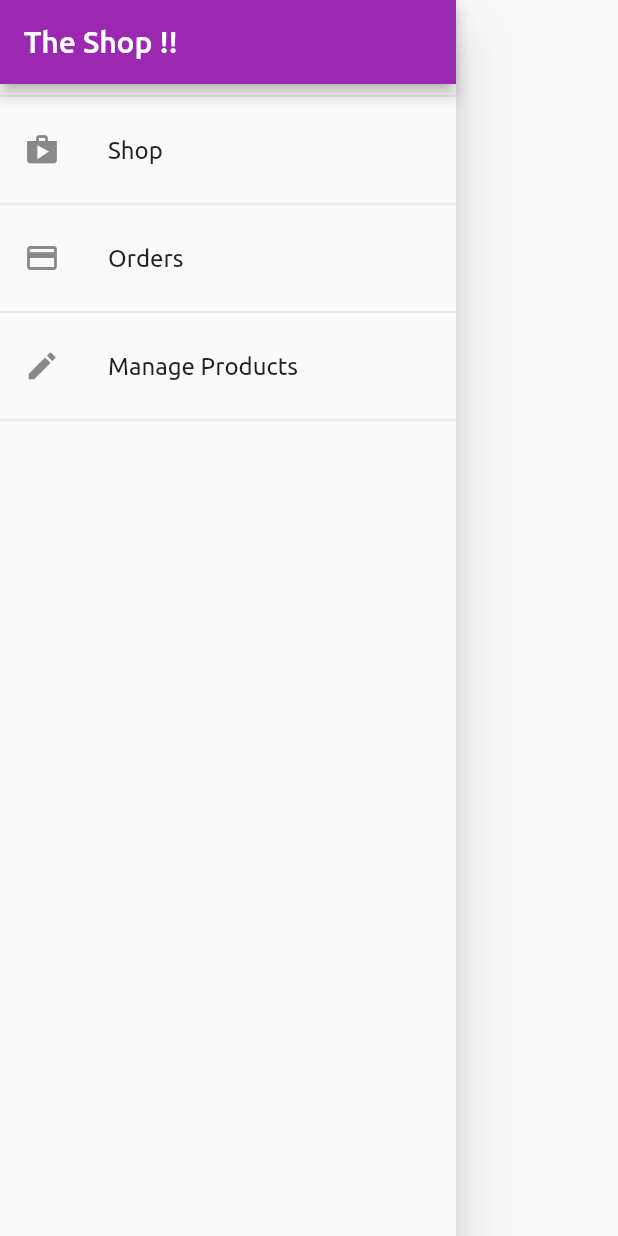
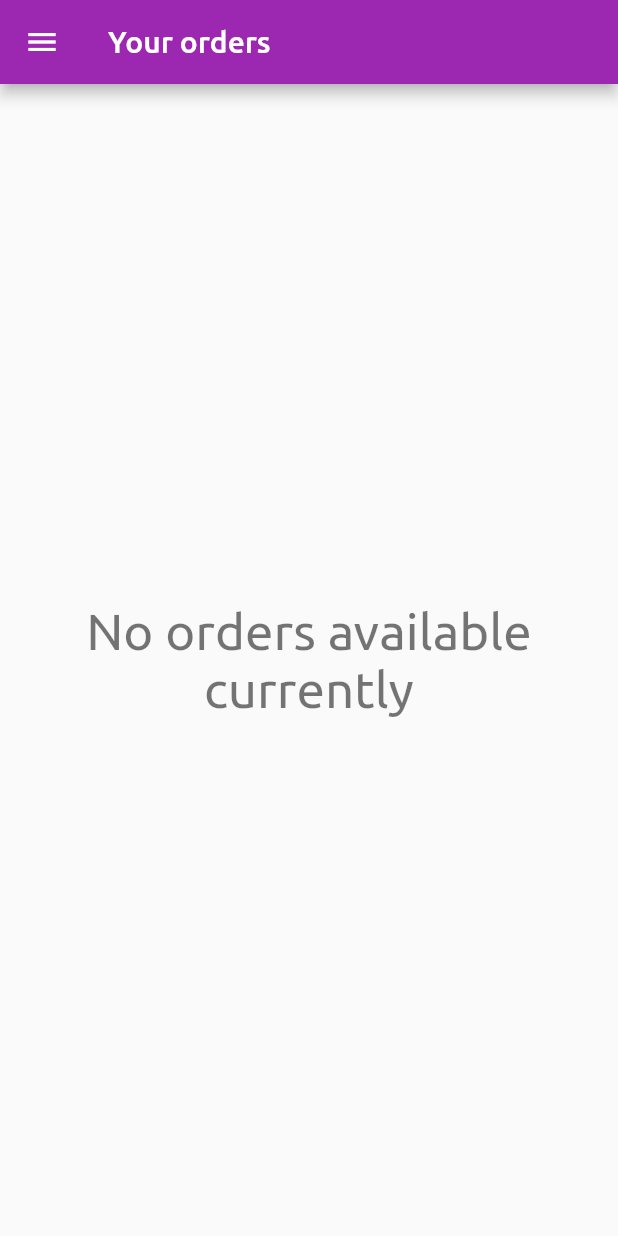
Before and after one commit to toxicOxygen/shopping_app, a Flutter app: the MainDrawer widget shown alone on an empty page, opened directly, after a tap on "Orders", on a phone screen of 412 x 824 dp. Run offline on Flutter 3.47's test engine with Material 2 defaults, Android fonts, the phone set to English and light mode, and no system bars; network calls fail.

Commit message:
added order screen

```diff
--- a/lib/main.dart
+++ b/lib/main.dart
@@ -7,6 +7,8 @@ import './providers/products_provider.dart';
 import './providers/cart_provider.dart';
 import './screens/edit_products_screen.dart';
 import './screens/user_products_screen.dart';
+import './providers/orders_provider.dart';
+import './screens/orders_screen.dart';
 
 void main(){
   runApp(MyApp());
@@ -22,6 +24,9 @@ class MyApp extends StatelessWidget {
         ),
         ChangeNotifierProvider.value(
           value: Cart(),
+        ),
+        ChangeNotifierProvider.value(
+          value: Orders(),
         )
       ],
       child: MaterialApp(
@@ -37,7 +42,8 @@ class MyApp extends StatelessWidget {
           ProductDetailScreen.routeName: (ctx)=>ProductDetailScreen(),
           CartScreen.routeName: (ctx)=>CartScreen(),
           EditProductScreen.routeName: (ctx)=>EditProductScreen(),
-          UserProductsScreen.routeName: (ctx)=>UserProductsScreen()
+          UserProductsScreen.routeName: (ctx)=>UserProductsScreen(),
+          OrdersScreen.routeName: (ctx)=>OrdersScreen()
         },
       ),
     );
--- a/lib/providers/cart_provider.dart
+++ b/lib/providers/cart_provider.dart
@@ -76,4 +76,9 @@ class Cart with ChangeNotifier{
     });
     return total;
   }
+
+  void clear(){
+    _items.clear();
+    notifyListeners();
+  }
 }
--- /dev/null
+++ b/lib/providers/orders_provider.dart
@@ -0,0 +1,34 @@
+import 'package:flutter/material.dart';
+import 'cart_provider.dart';
+
+
+class OrderItem{
+  final DateTime dateTime;
+  final double amount;
+  final List<CartItem> products;
+  final String id;
+
+  OrderItem({
+    @required this.id,
+    @required this.amount,
+    @required this.dateTime,
+    @required this.products
+  });
+}
+
+
+class Orders with ChangeNotifier{
+  List<OrderItem> _items = [];
+
+  List<OrderItem> get orders => [..._items];
+
+  void addOrder(List<CartItem> items,double amount){
+    _items.insert(0,OrderItem(
+      id: DateTime.now().toIso8601String(),
+      dateTime: DateTime.now(),
+      amount: amount,
+      products: items
+    ));
+    notifyListeners();
+  }
+}
--- a/lib/providers/products_provider.dart
+++ b/lib/providers/products_provider.dart
@@ -91,4 +91,9 @@ class Products with ChangeNotifier{
       notifyListeners();
     }
   }
+
+  void deleteProduct(String productId){
+    _items.removeWhere((item)=>item.id == productId);
+    notifyListeners();
+  }
 }
--- /dev/null
+++ b/lib/screens/orders_screen.dart
@@ -0,0 +1,38 @@
+import 'package:flutter/material.dart';
+import 'package:provider/provider.dart';
+import '../widgets/main_drawer.dart';
+import '../widgets/order_list_item.dart';
+import '../providers/orders_provider.dart';
+
+class OrdersScreen extends StatelessWidget {
+  static const String routeName = "/orders-screens";
+
+  @override
+  Widget build(BuildContext context) {
+    final orders = Provider.of<Orders>(context).orders;
+    return Scaffold(
+      appBar: AppBar(
+        title: Text('Your orders'),
+      ),
+      drawer: MainDrawer(),
+      body: orders.isNotEmpty ? ListView.builder(
+        itemCount: orders.length,
+        itemBuilder: (ctx,i)=>OrderListItem(
+          amount: orders[i].amount,
+          dateTime: orders[i].dateTime,
+          products: orders[i].products,
+        ),
+      ):
+      Padding(
+        padding: const EdgeInsets.all(10.0),
+        child: Center(
+          child: Text(
+            'No orders available currently',
+            style: Theme.of(context).textTheme.display1,
+            textAlign: TextAlign.center,
+          ),
+        ),
+      ),
+    );
+  }
+}
--- a/lib/widgets/main_drawer.dart
+++ b/lib/widgets/main_drawer.dart
@@ -1,5 +1,6 @@
 import 'package:flutter/material.dart';
 import '../screens/user_products_screen.dart';
+import '../screens/orders_screen.dart';
 
 class MainDrawer extends StatelessWidget {
   @override
@@ -21,7 +22,7 @@ class MainDrawer extends StatelessWidget {
           ListTile(
             leading: Icon(Icons.payment),
             title: Text('Orders'),
-            onTap: ()=>'',
+            onTap: ()=>Navigator.of(context).pushReplacementNamed(OrdersScreen.routeName),
           ),
           Divider(),
           ListTile(
```
Also changed, not shown: lib/screens/cart_screen.dart (+6 -1 lines), lib/widgets/order_list_item.dart (added, +50 -0 lines), lib/widgets/user_product_list_item.dart (+28 -1 lines).
